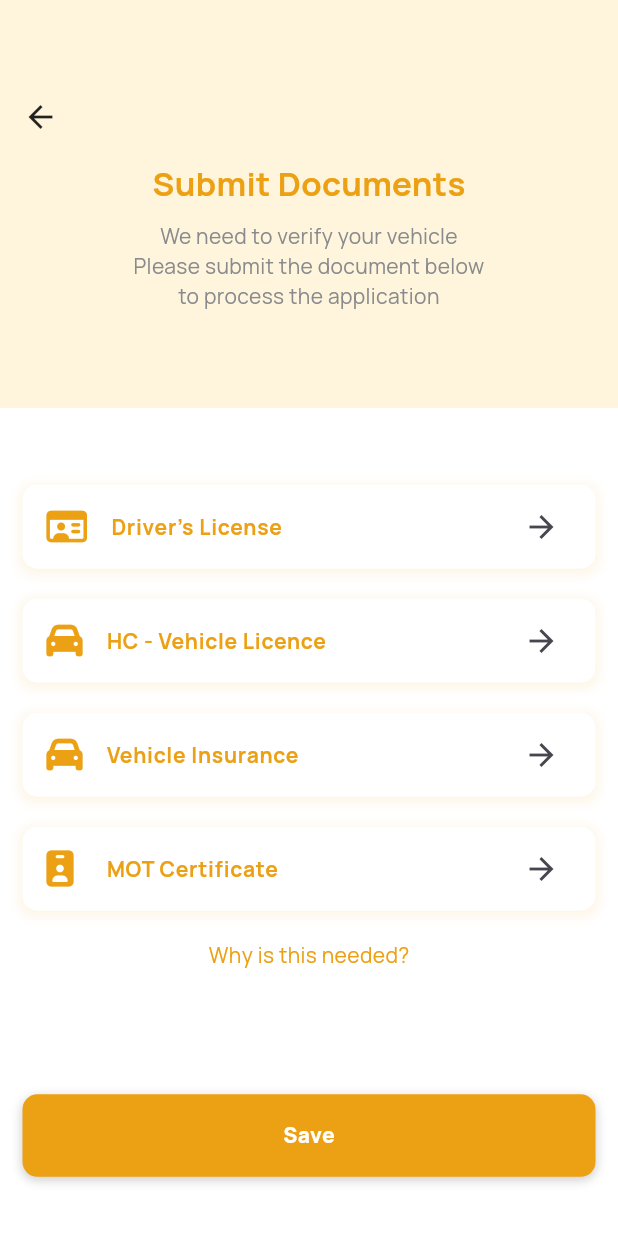
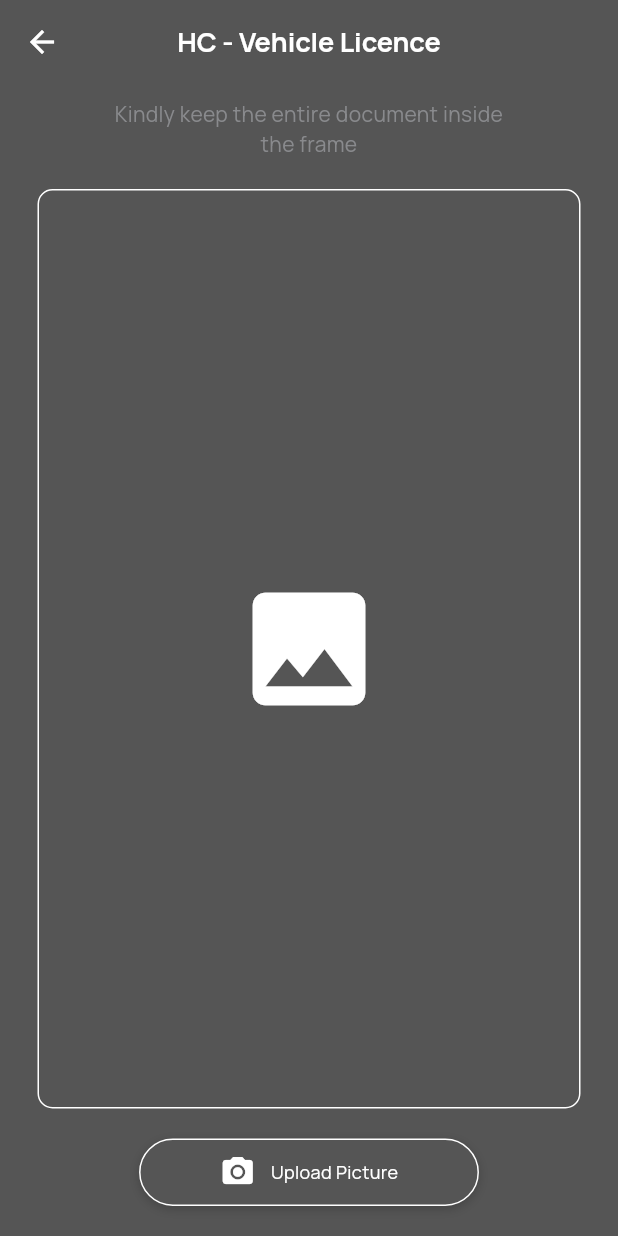
Before and after one commit to Christentimmy/RideXpress-Driver, a Flutter app: the SubmitDocumentsScreen screen opened by its route, after a tap on "HC - Vehicle Licence", on a phone screen of 412 x 824 dp. Run offline on Flutter 3.47's test engine with Material 3 defaults, Android fonts, the light colour scheme and no system bars; our stand-ins replace country_code_picker, flutter_staggered_animations, font_awesome_flutter, get, google_fonts, google_maps_flutter and 1 more.

Commit message:
upload-document-field

```diff
--- a/lib/app/modules/profile/views/document_disclaimer_screen.dart
+++ b/lib/app/modules/profile/views/document_disclaimer_screen.dart
@@ -61,7 +61,10 @@ class DocumentDisclaimerScreen extends StatelessWidget {
             CustomButton(
               isLoading: false.obs,
               ontap: () {
-                Get.offNamed(AppRoutes.scanScreen);
+                Get.offNamed(
+                  AppRoutes.uploadDocScreen,
+                  arguments: {"title": "Driver's License"},
+                );
               },
               child: Row(
                 mainAxisAlignment: MainAxisAlignment.center,
--- a/lib/app/modules/profile/views/submit_documents_screen.dart
+++ b/lib/app/modules/profile/views/submit_documents_screen.dart
@@ -27,17 +27,32 @@ class SubmitDocumentsScreen extends StatelessWidget {
             _buildTile(
               title: "HC - Vehicle Licence",
               icon: FontAwesomeIcons.car,
-              onTap: () {},
+              onTap: () {
+                Get.toNamed(
+                  AppRoutes.uploadDocScreen,
+                  arguments: {"title": "HC - Vehicle Licence"},
+                );
+              },
             ),
             _buildTile(
               title: "Vehicle Insurance",
               icon: FontAwesomeIcons.car,
-              onTap: () {},
+              onTap: () {
+                Get.toNamed(
+                  AppRoutes.uploadDocScreen,
+                  arguments: {"title": "Vehicle Insurance"},
+                );
+              },
             ),
             _buildTile(
               title: "MOT Certificate",
               icon: FontAwesomeIcons.solidIdBadge,
-              onTap: () {},
+              onTap: () {
+                Get.toNamed(
+                  AppRoutes.uploadDocScreen,
+                  arguments: {"title": "MOT Certificate"},
+                );
+              },
             ),
             SizedBox(height: 10),
             Center(
@@ -109,7 +124,7 @@ class SubmitDocumentsScreen extends StatelessWidget {
     );
   }
 
-  Container _buildHeader() {
+  Widget _buildHeader() {
     return Container(
       color: Color(0xFFFFF5DC),
       height: Get.height * 0.33,
--- /dev/null
+++ b/lib/app/modules/profile/views/upload_document_screen.dart
@@ -0,0 +1,92 @@
+import 'package:flutter/material.dart';
+import 'package:get/get.dart';
+import 'package:google_fonts/google_fonts.dart';
+import 'package:ridexpressdriver/app/widgets/custom_button.dart';
+
+class UploadDocumentScreen extends StatelessWidget {
+  final String title;
+  const UploadDocumentScreen({super.key, required this.title});
+
+  @override
+  Widget build(BuildContext context) {
+    return Scaffold(
+      appBar: AppBar(
+        backgroundColor: Colors.transparent,
+        leading: IconButton(
+          icon: Icon(Icons.arrow_back, color: Colors.white),
+          onPressed: () {
+            Get.back();
+          },
+        ),
+        centerTitle: true,
+        title: Text(
+          title,
+          style: GoogleFonts.manrope(
+            fontSize: 18,
+            color: Colors.white,
+            fontWeight: FontWeight.w700,
+          ),
+        ),
+      ),
+      backgroundColor: Color(0xFF555555),
+      body: SafeArea(
+        child: Padding(
+          padding: const EdgeInsets.symmetric(horizontal: 15),
+          child: Column(
+            mainAxisAlignment: MainAxisAlignment.center,
+            children: [
+              SizedBox(height: 10),
+              Center(
+                child: Text(
+                  "Kindly keep the entire document inside\nthe frame",
+                  textAlign: TextAlign.center,
+                  style: GoogleFonts.manrope(
+                    color: Color(0xFF898A8D),
+                    fontSize: 14,
+                    fontWeight: FontWeight.normal,
+                  ),
+                ),
+              ),
+              Expanded(
+                child: Container(
+                  width: Get.width,
+                  margin: EdgeInsets.symmetric(vertical: 20, horizontal: 10),
+                  decoration: BoxDecoration(
+                    borderRadius: BorderRadius.circular(10),
+                    border: Border.all(width: 1, color: Colors.white),
+                  ),
+                  child: Icon(Icons.image, size: 100, color: Colors.white),
+                ),
+              ),
+              CustomButton(
+                width: Get.width * 0.55,
+                height: 45,
+                isLoading: false.obs,
+                bgColor: Color(0xFF555555),
+                border: Border.all(color: Colors.white),
+                borderRadius: BorderRadius.circular(25),
+                ontap: () => Get.back(),
+                child: Row(
+                  mainAxisAlignment: MainAxisAlignment.center,
+                  children: [
+                    Icon(Icons.camera_alt, color: Colors.white),
+                    SizedBox(width: 10),
+                    Text(
+                      "Upload Picture",
+                      style: GoogleFonts.manrope(
+                        fontSize: 12,
+                        fontWeight: FontWeight.normal,
+                        color: Colors.white,
+                      ),
+                    ),
+                  ],
+                ),
+              ),
+              SizedBox(height: 20),
+            ],
+          ),
+        ),
+      ),
+    );
+  }
+}
--- a/lib/app/routes/app_pages.dart
+++ b/lib/app/routes/app_pages.dart
@@ -10,7 +10,7 @@ import 'package:ridexpressdriver/app/modules/home/views/rate_driver_screen.dart'
 import 'package:ridexpressdriver/app/modules/onboarding/views/onboarding_screen.dart';
 import 'package:ridexpressdriver/app/modules/profile/views/document_disclaimer_screen.dart';
 import 'package:ridexpressdriver/app/modules/profile/views/edit_profile_screen.dart';
-import 'package:ridexpressdriver/app/modules/profile/views/scan_screen.dart';
+import 'package:ridexpressdriver/app/modules/profile/views/upload_document_screen.dart';
 import 'package:ridexpressdriver/app/modules/profile/views/select_vehicle_screen.dart';
 import 'package:ridexpressdriver/app/modules/profile/views/submit_documents_screen.dart';
 import 'package:ridexpressdriver/app/modules/profile/views/upload_profile.dart';
@@ -48,7 +48,17 @@ class AppPages {
       name: AppRoutes.documentDisclaimer,
       page: () => DocumentDisclaimerScreen(),
     ),
-    GetPage(name: AppRoutes.scanScreen, page: () => ScanScreen()),
+    GetPage(
+      name: AppRoutes.uploadDocScreen,
+      page: () {
+        final arguments = Get.arguments ?? {};
+        final String title = arguments['title'] ?? "";
+        if (title.isEmpty) {
+          throw Exception("Title is empty");
+        }
+        return UploadDocumentScreen(title: title);
+      },
+    ),
     GetPage(name: AppRoutes.homeScreen, page: () => HomeScreen()),
     GetPage(name: AppRoutes.chatScreen, page: () => ChatScreen()),
     GetPage(name: AppRoutes.rateDriverScreen, page: () => RateDriverScreen()),
@@ -68,19 +78,11 @@ class AppPages {
       name: AppRoutes.cancellationRateScreen,
       page: () => CancellationRateScreen(),
     ),
-    GetPage(
-      name: AppRoutes.ratingStatScreen,
-      page: () => RatingStatScreen(),
-    ),
-    GetPage(
-      name: AppRoutes.editProfileScreen,
-      page: () => EditProfileScreen(),
-    ),
+    GetPage(name: AppRoutes.ratingStatScreen, page: () => RatingStatScreen()),
+    GetPage(name: AppRoutes.editProfileScreen, page: () => EditProfileScreen()),
     GetPage(
       name: AppRoutes.changePasswordScreen,
       page: () => ChangePasswordScreen(),
     ),
-
-
   ];
 }
--- a/lib/app/routes/app_routes.dart
+++ b/lib/app/routes/app_routes.dart
@@ -10,7 +10,7 @@ class AppRoutes {
   static const String vehicleDetails = '/vehicleDetails';
   static const String submitDocuments = '/submitDocuments';
   static const String documentDisclaimer = '/documentDisclaimer';
-  static const String scanScreen = '/scanScreen';
+  static const String uploadDocScreen = '/uploadDocScreen';
   static const String homeScreen = '/homeScreen';
   static const String chatScreen = '/chatScreen';
   static const String rateDriverScreen = '/rateDriverScreen';
```
Also changed, not shown: lib/app/modules/profile/views/scan_screen.dart (deleted, +0 -306 lines).
